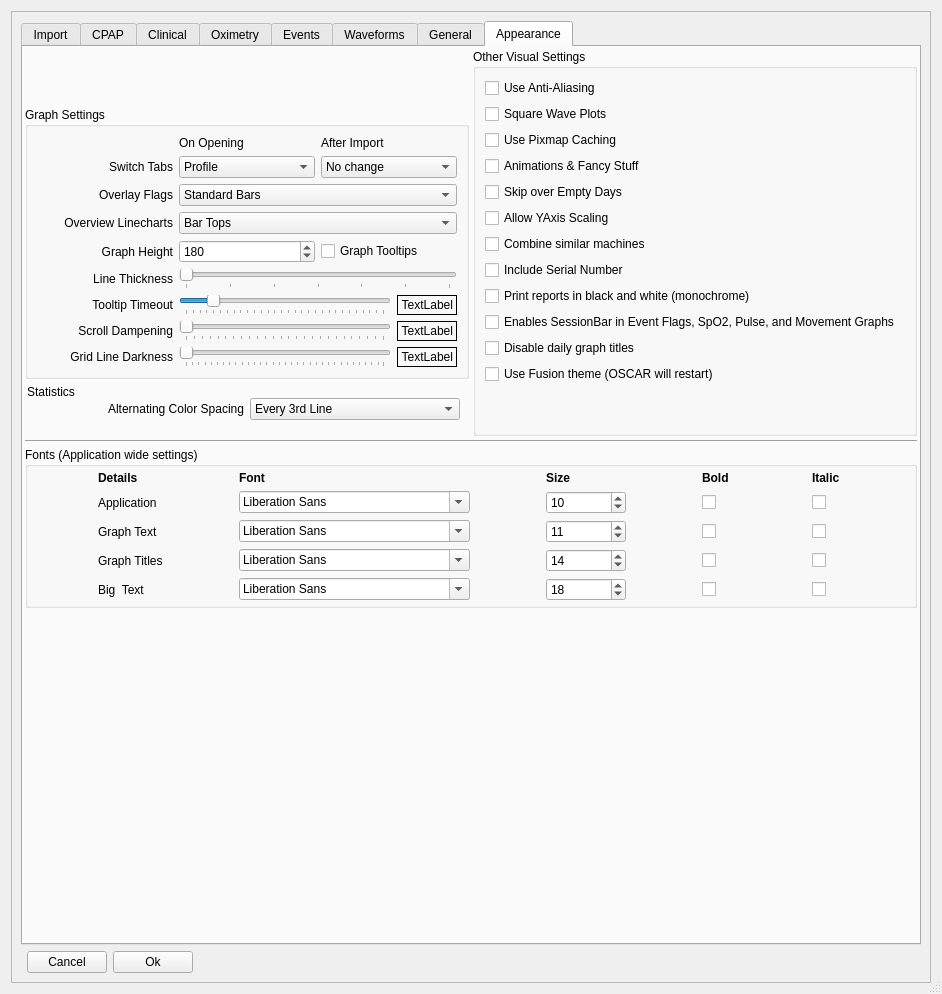
CrimsonNape-Red/OSCAR-SQL, file oscar/preferencesdialog.ui: the form before one commit.
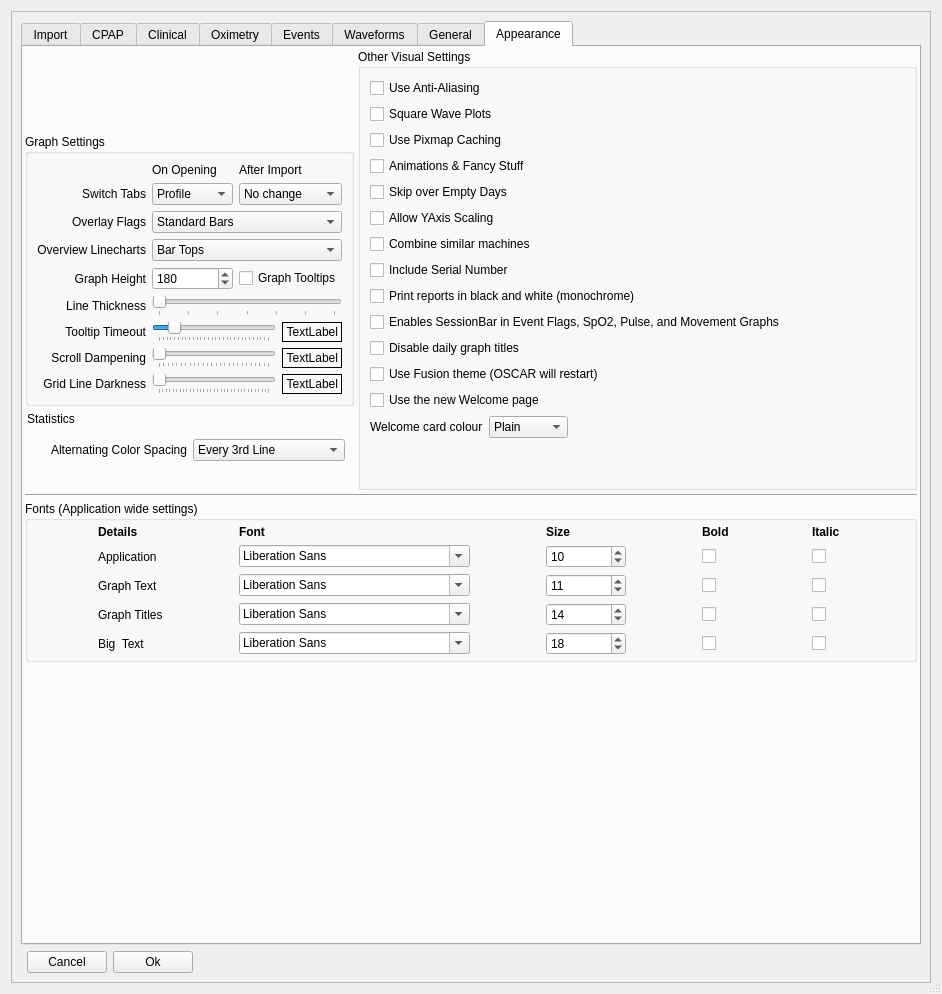
The form after the commit. The open tabs and pages were chosen to show the change. Icons and pictures are not drawn.

Commit message:
Add redesigned Welcome page pilot
Adds a redesigned Welcome page that can be switched against the original in Preferences,
built on a theme module and reusable components in oscar/uikit. Includes the design and
plan notes, bundled OFL fonts, and unit tests for the theme, comparisons and sparkline.

What changed in the file:
```diff
--- a/oscar/preferencesdialog.ui
+++ b/oscar/preferencesdialog.ui
@@ -3227,6 +3227,62 @@
                      </property>
                     </widget>
                    </item>
+                   <item>
+                    <widget class="QCheckBox" name="useNewWelcome">
+                     <property name="toolTip">
+                      <string>Show the redesigned Welcome page. Untick to go back to the original page.</string>
+                     </property>
+                     <property name="text">
+                      <string>Use the new Welcome page</string>
+                     </property>
+                    </widget>
+                   </item>
+                   <item>
+                    <layout class="QHBoxLayout" name="welcomeCardColourLayout">
+                     <item>
+                      <widget class="QLabel" name="welcomeCardColourLabel">
+                       <property name="text">
+                        <string>Welcome card colour</string>
+                       </property>
+                      </widget>
+                     </item>
+                     <item>
+                      <widget class="QComboBox" name="welcomeCardColour">
+                       <property name="toolTip">
+                        <string>Plain: no card colour. By group: tint shows the kind of number. By status: green or red when the night is better or worse than both averages.</string>
+                       </property>
+                       <item>
+                        <property name="text">
+                         <string>Plain</string>
+                        </property>
+                       </item>
+                       <item>
+                        <property name="text">
+                         <string>By group</string>
+                        </property>
+                       </item>
+                       <item>
+                        <property name="text">
+                         <string>By status</string>
+                        </property>
+                       </item>
+                      </widget>
+                     </item>
+                     <item>
+                      <spacer name="welcomeCardColourSpacer">
+                       <property name="orientation">
+                        <enum>Qt::Horizontal</enum>
+                       </property>
+                       <property name="sizeHint" stdset="0">
+                        <size>
+                         <width>40</width>
+                         <height>20</height>
+                        </size>
+                       </property>
+                      </spacer>
+                     </item>
+                    </layout>
+                   </item>
                    <item>
                     <spacer name="verticalSpacer">
                      <property name="orientation">
```
The commit also changes 51 other files.
